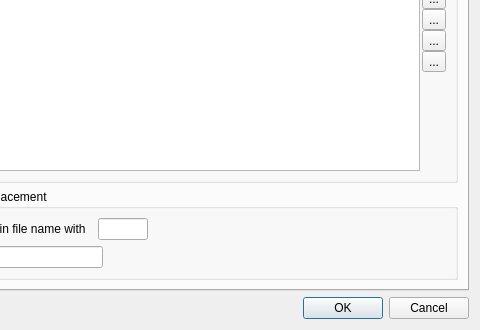
Before: the Qt Designer form preferences.ui in dwprice56/QtHEP, drawn with Qt 5; both pictures show x 160 to 640 and y 190 to 520 of the 640 by 520 pixel window.
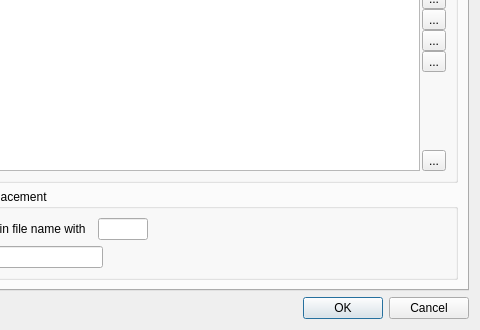
After: the same form once the commit is applied. The open tabs and pages were chosen to show the change. Icons and pictures are not drawn.

What changed in the file:
```diff
--- a/preferences.ui
+++ b/preferences.ui
@@ -466,6 +466,20 @@
               </property>
              </spacer>
             </item>
+            <item>
+             <widget class="QToolButton" name="toolButton_FilenameTemplates_Info">
+              <property name="toolTip">
+               <string>Display the filename template substitution keys.,</string>
+              </property>
+              <property name="text">
+               <string>...</string>
+              </property>
+              <property name="icon">
+               <iconset>
+                <normaloff>images/information_16.png</normaloff>images/information_16.png</iconset>
+              </property>
+             </widget>
+            </item>
            </layout>
           </item>
          </layout>
```
